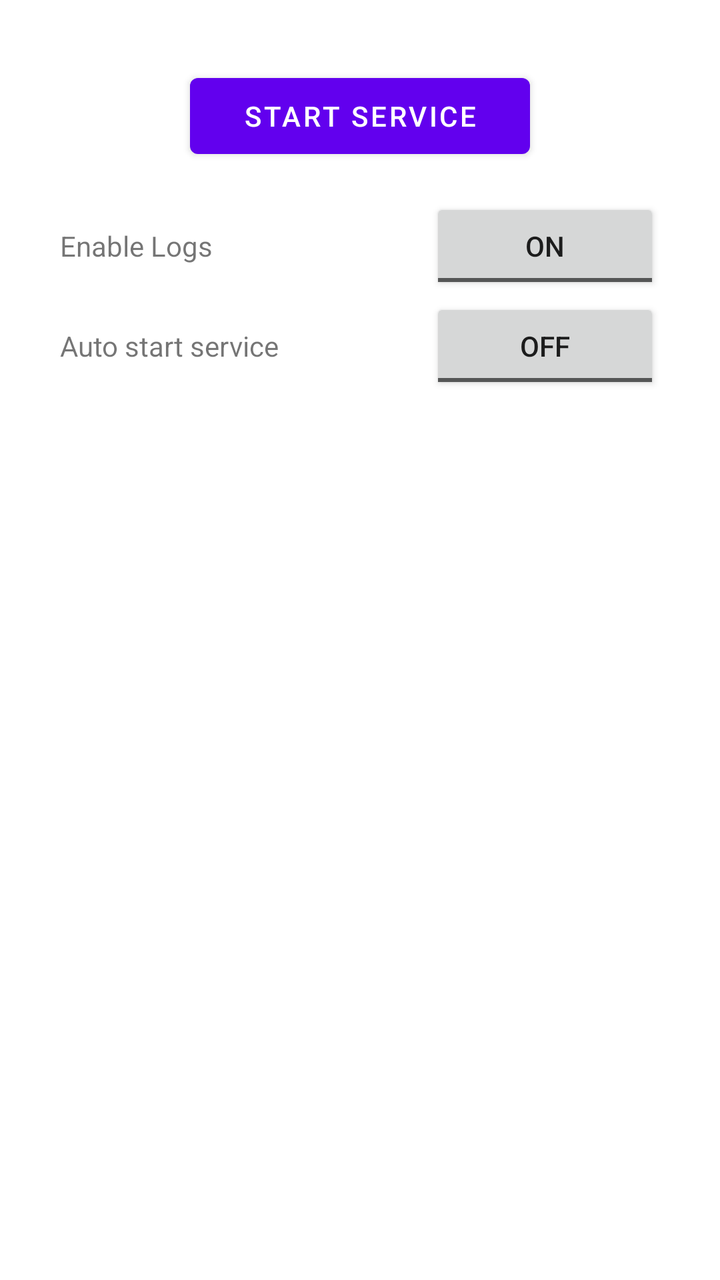
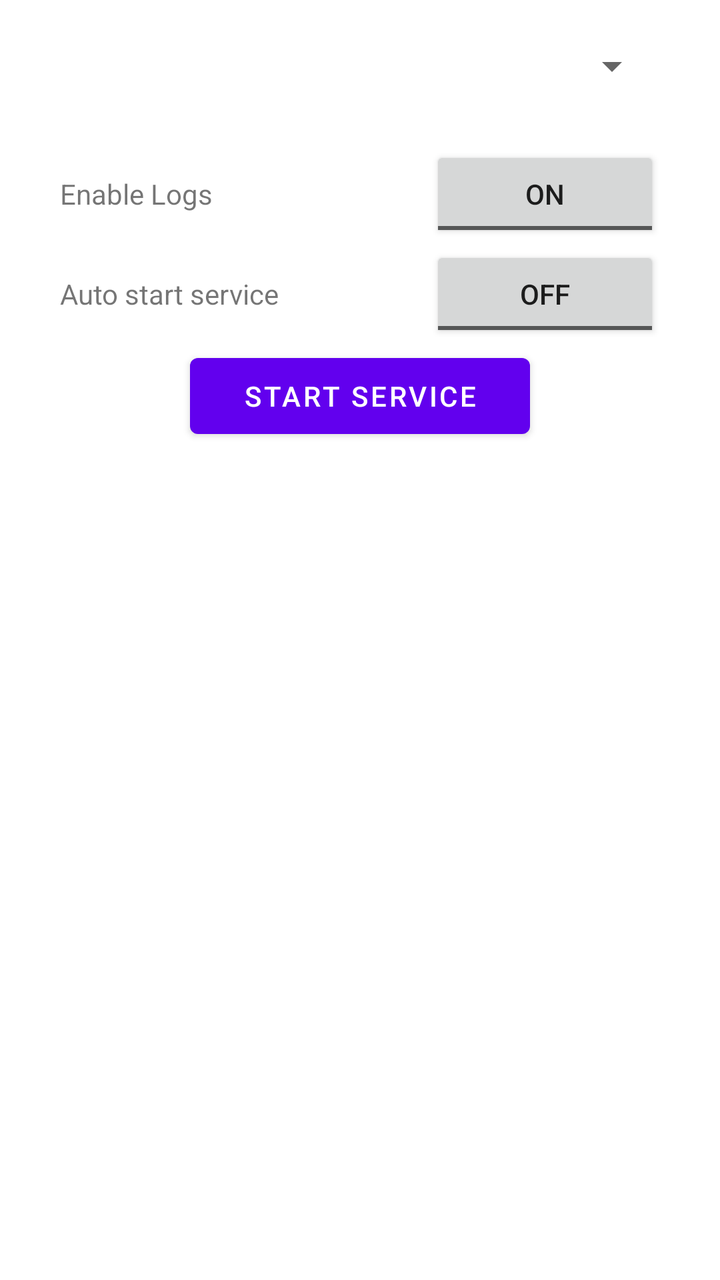

Screens rendered from an Android XML layout before and after an edit, with the pre-edit source and the edit as a unified diff.
<!-- AndroidManifest.xml: application theme Theme.ODBUSBToTCPBridge -->
<!-- res/layout/activity_main.xml -->
<?xml version="1.0" encoding="utf-8"?>
<androidx.constraintlayout.widget.ConstraintLayout xmlns:android="http://schemas.android.com/apk/res/android"
    xmlns:app="http://schemas.android.com/apk/res-auto"
    xmlns:tools="http://schemas.android.com/tools"
    android:layout_width="match_parent"
    android:layout_height="match_parent"
    android:fitsSystemWindows="true">

    <LinearLayout
        android:id="@+id/controls_layout"
        android:layout_width="0dp"
        android:layout_height="216dp"
        android:layout_marginStart="8dp"
        android:layout_marginTop="8dp"
        android:layout_marginEnd="8dp"
        android:gravity="center_horizontal|center_vertical"
        android:orientation="vertical"
        app:layout_constraintEnd_toEndOf="parent"
        app:layout_constraintStart_toStartOf="parent"
        app:layout_constraintTop_toTopOf="parent"
        app:layout_constraintWidth_max="300dp">

        <Button
            android:id="@+id/start_button"
            android:layout_width="170dp"
            android:layout_height="50dp"
            android:layout_marginTop="0dp"
            android:layout_marginEnd="0dp"
            android:text="@string/button_text_start" />

        <LinearLayout
            android:layout_width="match_parent"
            android:layout_height="50dp"
            android:layout_marginTop="16dp"
            android:orientation="horizontal">

            <TextView
                android:layout_width="100dp"
                android:layout_height="wrap_content"
                android:layout_weight="1"
                android:text="@string/logs_label" />

            <ToggleButton
                android:id="@+id/logs_button"
                android:layout_width="30dp"
                android:layout_height="wrap_content"
                android:layout_weight="1"
                android:textOff="@string/on"
                android:textOn="@string/on"
                tools:minWidth="200dp" />

        </LinearLayout>

        <LinearLayout
            android:layout_width="match_parent"
            android:layout_height="50dp"
            android:orientation="horizontal">

            <TextView
                android:layout_width="100dp"
                android:layout_height="wrap_content"
                android:layout_weight="1"
                android:text="@string/auto_start_label" />

            <ToggleButton
                android:id="@+id/auto_start_button"
                android:layout_width="30dp"
                android:layout_height="wrap_content"
                android:layout_weight="1" />

        </LinearLayout>

    </LinearLayout>

    <ScrollView
        android:id="@+id/logs_scrollview"
        android:layout_width="0dp"
        android:layout_height="0dp"
        android:layout_marginStart="8dp"
        android:layout_marginTop="8dp"
        android:layout_marginEnd="8dp"
        android:layout_marginBottom="48dp"
        android:contentDescription="@string/logs_label"
        app:layout_constraintBottom_toBottomOf="parent"
        app:layout_constraintEnd_toEndOf="parent"
        app:layout_constraintHorizontal_bias="0.5"
        app:layout_constraintLeft_toLeftOf="parent"
        app:layout_constraintRight_toRightOf="parent"
        app:layout_constraintStart_toStartOf="parent"
        app:layout_constraintTop_toBottomOf="@id/controls_layout"
        app:layout_constraintWidth_max="300dp">

        <LinearLayout
            android:id="@+id/logs_container"
            android:layout_width="match_parent"
            android:layout_height="wrap_content"
            android:orientation="vertical" />
    </ScrollView>

</androidx.constraintlayout.widget.ConstraintLayout>
<!-- resources referenced by this layout -->
<resources>
  <string name="auto_start_label">Auto start service</string>
  <string name="button_text_start">Start Service</string>
  <string name="logs_label">Enable Logs</string>
  <string name="on">ON</string>
  <style name="Theme.ODBUSBToTCPBridge" parent="Theme.MaterialComponents.DayNight.DarkActionBar">
          
          <item name="colorPrimary">@color/purple_500</item>
          <item name="colorPrimaryVariant">@color/purple_700</item>
          <item name="colorOnPrimary">@color/white</item>
          
          <item name="colorSecondary">@color/teal_200</item>
          <item name="colorSecondaryVariant">@color/teal_700</item>
          <item name="colorOnSecondary">@color/black</item>
          
          <item name="android:statusBarColor">?attr/colorPrimaryVariant</item>
          
      </style>
  <color name="purple_500">#FF6200EE</color>
  <color name="purple_700">#FF3700B3</color>
  <color name="white">#FFFFFFFF</color>
  <color name="teal_200">#FF03DAC5</color>
  <color name="teal_700">#FF018786</color>
  <color name="black">#FF000000</color>
</resources>

<!-- the commit's change to res/layout/activity_main.xml (unified diff, before → after) -->
@@ -20,13 +20,10 @@
         app:layout_constraintTop_toTopOf="parent"
         app:layout_constraintWidth_max="300dp">
 
-        <Button
-            android:id="@+id/start_button"
-            android:layout_width="170dp"
-            android:layout_height="50dp"
-            android:layout_marginTop="0dp"
-            android:layout_marginEnd="0dp"
-            android:text="@string/button_text_start" />
+        <Spinner
+            android:id="@+id/device_dropdown"
+            android:layout_width="match_parent"
+            android:layout_height="48dp" />
 
         <LinearLayout
             android:layout_width="match_parent"
@@ -70,6 +67,14 @@
 
         </LinearLayout>
 
+        <Button
+            android:id="@+id/start_button"
+            android:layout_width="170dp"
+            android:layout_height="50dp"
+            android:layout_marginTop="0dp"
+            android:layout_marginEnd="0dp"
+            android:text="@string/button_text_start" />
+
     </LinearLayout>
 
     <ScrollView
